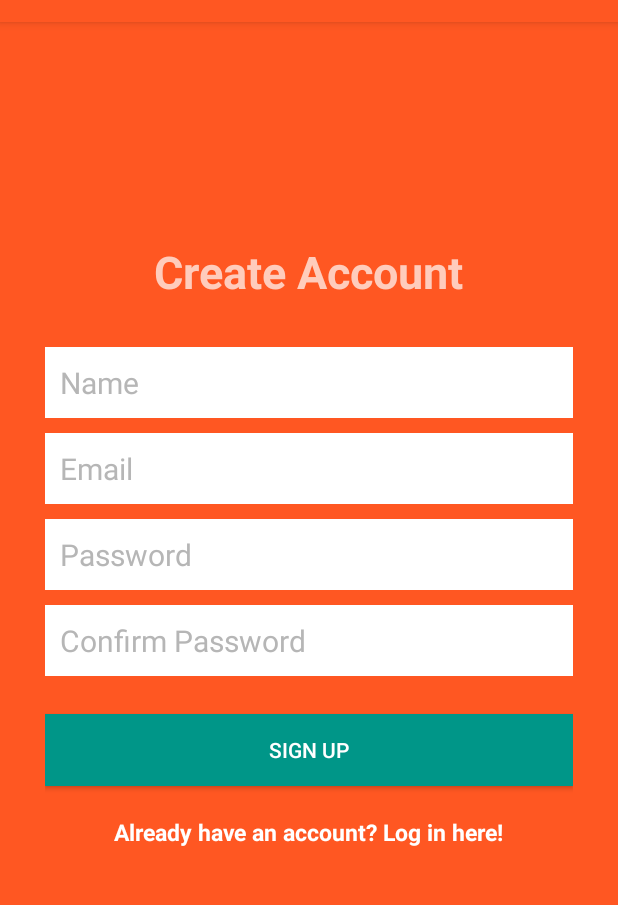
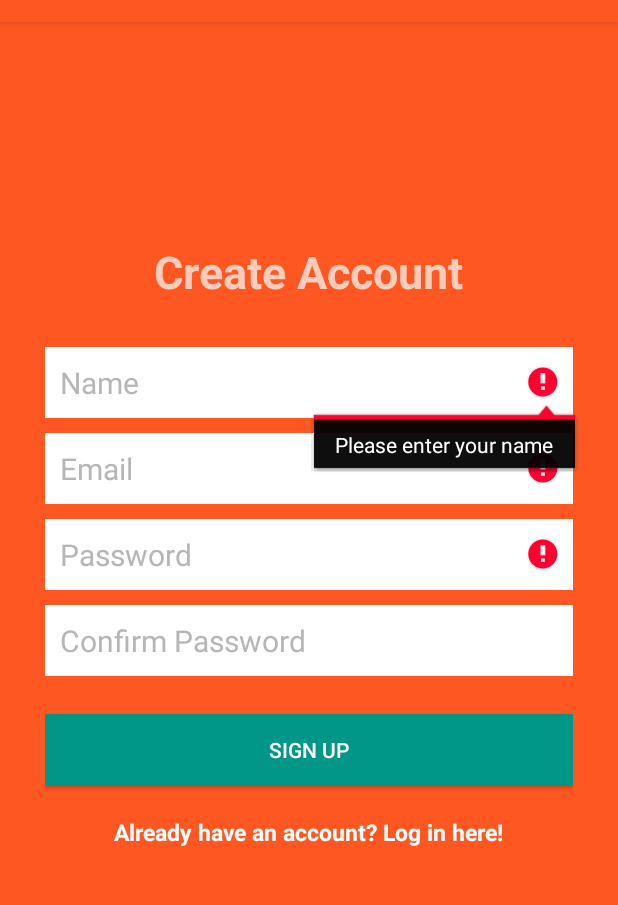
Before and after one commit to GathuaKiragu/Food-Court-Android-App, an Android app: the CreateAccountActivity screen opened directly, with no data from a screen before it, after a tap on "SIGN UP", on a phone screen of 412 x 824 dp, the part 62-967 px from its top. Run offline under Robolectric (Android 15) with nearby library versions, the phone set to English and light mode, and no system bars; our stand-ins replace ButterKnife, Firebase (no records; nobody signed in at launch, a user with empty details on screens opened directly); 1 statement that could not run was skipped.

Commit message:
Added progressDialog

```diff
--- a/app/build.gradle
+++ b/app/build.gradle
@@ -69,5 +69,6 @@ dependencies {
     testCompile 'junit:junit:4.12'
     testCompile 'org.robolectric:robolectric:3.0'
     testCompile 'org.robolectric:shadows-support-v4:3.0'
+    annotationProcessor 'org.parceler:parceler:1.1.6'
 }
 apply plugin: 'com.google.gms.google-services'
--- a/app/src/main/java/com/epicodus/myrestaurants/ui/CreateAccountActivity.java
+++ b/app/src/main/java/com/epicodus/myrestaurants/ui/CreateAccountActivity.java
@@ -1,5 +1,6 @@
 package com.epicodus.myrestaurants.ui;
 
+import android.app.ProgressDialog;
 import android.content.Intent;
 import android.support.annotation.NonNull;
 import android.support.v7.app.AppCompatActivity;
@@ -10,7 +11,6 @@ import android.widget.Button;
 import android.widget.EditText;
 import android.widget.TextView;
 import android.widget.Toast;
-
 import com.epicodus.myrestaurants.R;
 import com.google.android.gms.tasks.OnCompleteListener;
 import com.google.android.gms.tasks.Task;
@@ -22,8 +22,6 @@ import butterknife.Bind;
 import butterknife.ButterKnife;
 
 public class CreateAccountActivity extends AppCompatActivity implements View.OnClickListener {
-    public static final String TAG = CreateAccountActivity.class.getSimpleName();
-
     @Bind(R.id.createUserButton)
     Button mCreateUserButton;
     @Bind(R.id.nameEditText)
@@ -38,6 +36,8 @@ public class CreateAccountActivity extends AppCompatActivity implements View.OnC
     TextView mLoginTextView;
     private FirebaseAuth mAuth;
     private FirebaseAuth.AuthStateListener mAuthListener;
+    private ProgressDialog mAuthProgressDialog;
+
 
     protected void onCreate(Bundle savedInstanceState) {
         super.onCreate(savedInstanceState);
@@ -48,6 +48,14 @@ public class CreateAccountActivity extends AppCompatActivity implements View.OnC
         mLoginTextView.setOnClickListener(this);
         mCreateUserButton.setOnClickListener(this);
         createAuthStateListener();
+        createAuthProgressDialog();
+    }
+
+    private void createAuthProgressDialog() {
+        mAuthProgressDialog = new ProgressDialog(this);
+        mAuthProgressDialog.setTitle("Loading...");
+        mAuthProgressDialog.setMessage("Authenticating with Firebase...");
+        mAuthProgressDialog.setCancelable(false);
     }
 
 //    Onclick listener
@@ -73,18 +81,57 @@ public class CreateAccountActivity extends AppCompatActivity implements View.OnC
         String password = mPasswordEditText.getText().toString().trim();
         String confirmPassword = mConfirmPasswordEditText.getText().toString().trim();
 
+//        Calling veryfication methods
+
+        boolean validEmail = isValidEmail(email);
+        boolean validName = isValidName(name);
+        boolean validPassword = isValidPassword(password, confirmPassword);
+        if (!validEmail || !validName || !validPassword) return;
+
+        mAuthProgressDialog.show();
+
         mAuth.createUserWithEmailAndPassword(email, password)
                 .addOnCompleteListener(this, new OnCompleteListener<AuthResult>() {
                     @Override
                     public void onComplete(@NonNull Task<AuthResult> task) {
+                        mAuthProgressDialog.dismiss();
                         if (task.isSuccessful()) {
-                            Log.d(TAG, "Authentication successful");
+                            Toast.makeText(CreateAccountActivity.this, "Authentication successful",Toast.LENGTH_SHORT).show();
                         } else {
                             Toast.makeText(CreateAccountActivity.this, "Authentication failed.",
                                     Toast.LENGTH_SHORT).show();
                         }
                     }
                 });
+    }
+//    Check if email is valid
+    private boolean isValidEmail(String email) {
+        boolean isGoodEmail =
+                (email != null && android.util.Patterns.EMAIL_ADDRESS.matcher(email).matches());
+        if (!isGoodEmail) {
+            mEmailEditText.setError("Please enter a valid email address");
+            return false;
+        }
+        return isGoodEmail;
+    }
+//    Check if name is valid
+    private boolean isValidName(String name) {
+        if (name.equals("")) {
+            mNameEditText.setError("Please enter your name");
+            return false;
+        }
+        return true;
+    }
+//Check if password is less than 6 characters
+    private boolean isValidPassword(String password, String confirmPassword) {
+        if (password.length() < 6) {
+            mPasswordEditText.setError("Please create a password containing at least 6 characters");
+            return false;
+        } else if (!password.equals(confirmPassword)) {
+            mPasswordEditText.setError("Passwords do not match");
+            return false;
+        }
+        return true;
     }
     // Firebase method to listen for user authentification state
     private void createAuthStateListener() {
--- a/app/src/main/res/menu/main_menu.xml
+++ /dev/null
@@ -1,4 +0,0 @@
-<?xml version="1.0" encoding="utf-8"?>
-<menu xmlns:android="http://schemas.android.com/apk/res/android">
-
-</menu>
```
Also changed, not shown: app/src/main/AndroidManifest.xml (+3 -4 lines), app/src/main/java/com/epicodus/myrestaurants/ui/MainActivity.java (+29 -2 lines), app/src/main/java/com/epicodus/myrestaurants/ui/RestaurantsActivity.java (+7 -3 lines), app/src/main/res/menu/menu_main.xml (added, +9 -0 lines).
